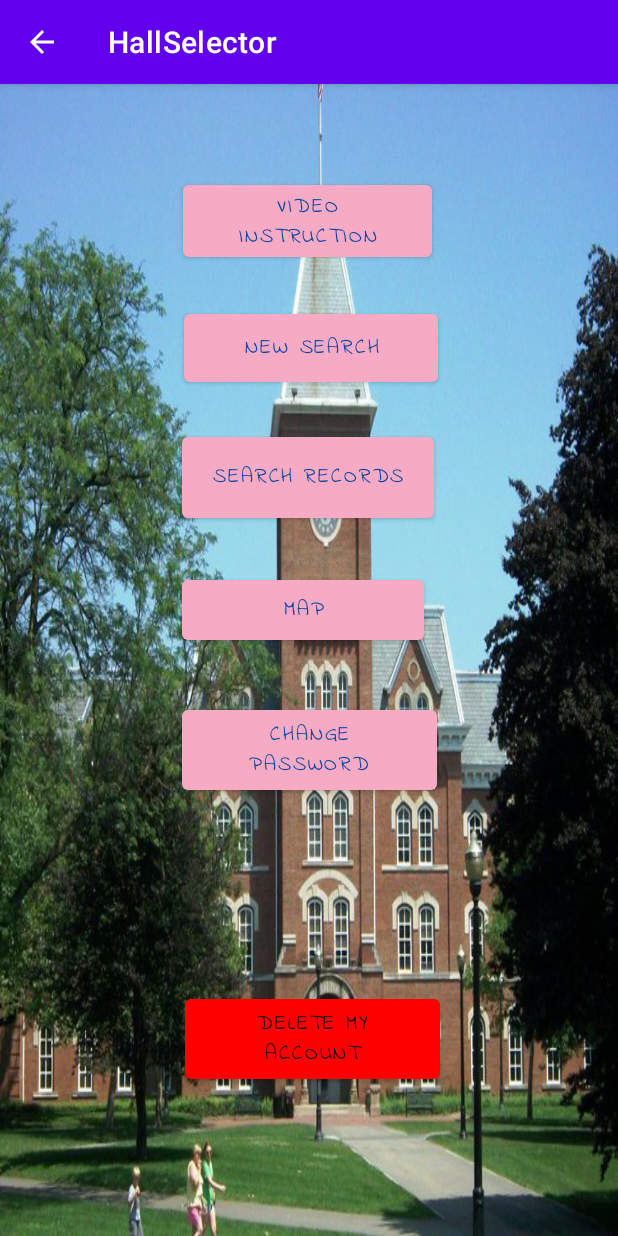
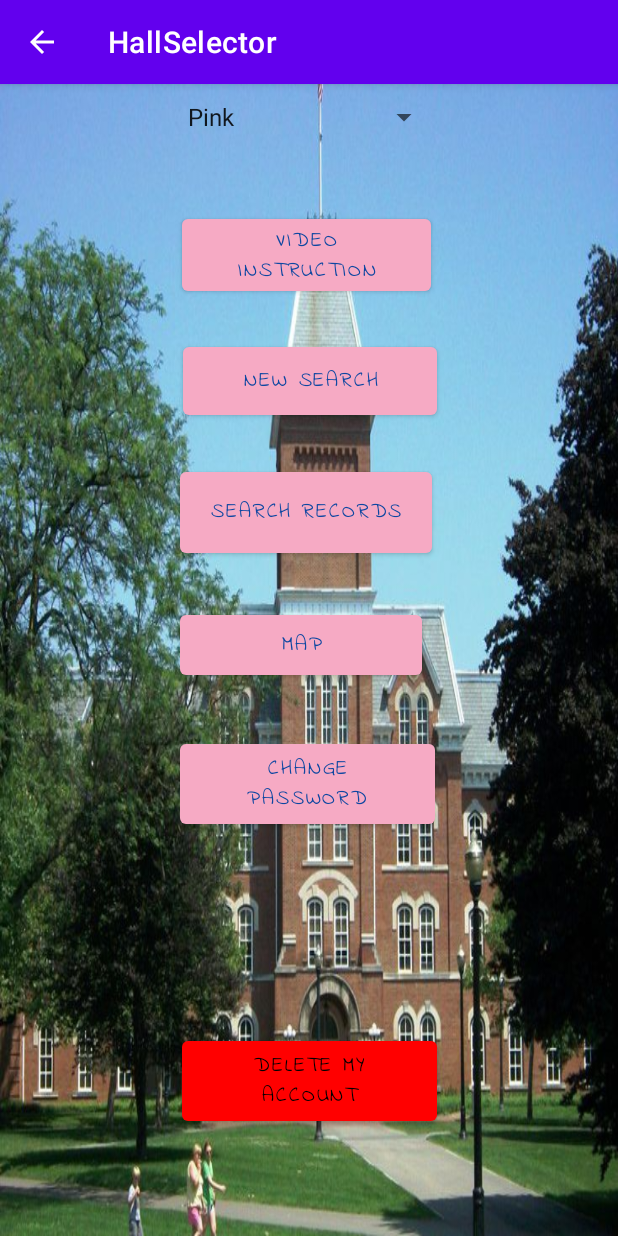
Before and after one commit to yli932534/HallSelector, an Android app: the screen it shows after launch (MainActivity), after a tap on "LOGIN/REGISTER", on a phone screen of 412 x 824 dp. Run offline under Robolectric (Android 15) with nearby library versions, the phone set to English and light mode, and no system bars; our stand-ins replace Firebase (no records; nobody signed in at launch, a user with empty details on screens opened directly).

Commit message:
bk color

```diff
--- a/app/src/main/java/com/app/hallselector/LoginActivity.java
+++ b/app/src/main/java/com/app/hallselector/LoginActivity.java
@@ -6,6 +6,7 @@
 import android.content.Context;
 import android.content.Intent;
 import android.content.SharedPreferences;
+import android.graphics.Color;
 import android.os.Bundle;
 import android.util.Log;
 import android.view.View;
@@ -36,6 +37,10 @@
         this.usernameInput = (EditText)(findViewById(R.id.username_input));
         this.passwordInput = (EditText)(findViewById(R.id.password_input));
         this.db = FirebaseDatabase.getInstance().getReference(); //get a reference of database
+
+        SharedPreferences store = getSharedPreferences("bk_color", Context.MODE_PRIVATE);
+        int color = store.getInt("bk_color", Color.parseColor("#FFE4E9"));
+        findViewById(R.id.login_layout).setBackgroundColor(color);
     }
 
     public void openMain(View view){
@@ -67,7 +72,7 @@
                         toMainPage = true;
                     }
                     else
-                        { //the username exists in db
+                    { //the username exists in db
                         //need to login
                         boolean verify = user.getPassword().equals(password);
                         //check if the entered password == the password in db
--- a/app/src/main/java/com/app/hallselector/MainActivity.java
+++ b/app/src/main/java/com/app/hallselector/MainActivity.java
@@ -1,16 +1,24 @@
 package com.app.hallselector;
 
+import android.content.Context;
 import android.content.Intent;
+import android.content.SharedPreferences;
+import android.graphics.Color;
 import android.os.Bundle;
 import android.util.Log;
 import android.view.View;
+import android.widget.AdapterView;
+import android.widget.ArrayAdapter;
+import android.widget.RelativeLayout;
+import android.widget.Spinner;
 
 import androidx.appcompat.app.AppCompatActivity;
+import androidx.constraintlayout.widget.ConstraintLayout;
 
 import com.google.firebase.database.DatabaseReference;
 import com.google.firebase.database.FirebaseDatabase;
 
-public class MainActivity extends AppCompatActivity {
+public class MainActivity extends AppCompatActivity implements AdapterView.OnItemSelectedListener{
 
     private DatabaseReference db;
     private String username;  //TODO: needs to save the data before enter next activity
@@ -28,6 +36,46 @@
             this.username = savedInstanceState.getString("username");
             Log.d("save_username", "onRestoreCreate");
         }
+
+        //config dropdown menu
+        Spinner spinner = findViewById(R.id.color_spinner);
+        ArrayAdapter<CharSequence> adapter = ArrayAdapter
+                .createFromResource(this, R.array.colors, android.R.layout.simple_spinner_item);
+        adapter.setDropDownViewResource(android.R.layout.simple_spinner_dropdown_item);
+
+
+        spinner.setAdapter(adapter);
+        spinner.setOnItemSelectedListener(this);
+
+    }
+
+    @Override
+    public void onItemSelected(AdapterView<?> adapterView, View view, int i, long l) {
+        String color = adapterView.getItemAtPosition(i).toString();
+
+        switch (color){
+            case "Pink":
+                setColor(Color.parseColor("#FFE4E9"));
+                Log.d("color", "pink");
+                break;
+            case "White":
+                setColor(Color.WHITE);
+                Log.d("color", "white");
+                break;
+        }
+    }
+
+    @Override
+    public void onNothingSelected(AdapterView<?> adapterView) {
+        //no need to implement
+        //ref: https://www.youtube.com/watch?v=on_OrrX7Nw4
+    }
+
+    private void setColor(int color){
+        SharedPreferences store = getSharedPreferences("bk_color", Context.MODE_PRIVATE);
+        SharedPreferences.Editor editor = store.edit();
+        editor.putInt("bk_color", color);
+        editor.commit();
     }
 
     @Override
@@ -55,11 +103,6 @@
         Log.w("MainActivity", "onStop");
     }
 
-    @Override
-    protected  void onRestart() {
-        super.onRestart();
-        Log.w("MainActivity", "onRestart");
-    }
 
     @Override
     protected  void onDestroy() {
--- a/app/src/main/java/com/app/hallselector/RatingActivity.java
+++ b/app/src/main/java/com/app/hallselector/RatingActivity.java
@@ -9,6 +9,7 @@
 import android.content.Context;
 import android.content.Intent;
 import android.content.SharedPreferences;
+import android.graphics.Color;
 import android.media.Rating;
 import android.os.Bundle;
 import android.util.Log;
@@ -81,6 +82,10 @@
 
         this.rating_ref = FirebaseDatabase.getInstance().getReference().child("rating_records");
         loadRatingsAndComments();
+
+        SharedPreferences store = getSharedPreferences("bk_color", Context.MODE_PRIVATE);
+        int color = store.getInt("bk_color", Color.parseColor("#FFE4E9"));
+        findViewById(R.id.rating_layout).setBackgroundColor(color);
     }
 
     public void onClickSendRatingAndComment(View view){
--- a/app/src/main/java/com/app/hallselector/RecordActivity.java
+++ b/app/src/main/java/com/app/hallselector/RecordActivity.java
@@ -16,7 +16,10 @@
 import androidx.recyclerview.widget.RecyclerView;
 
 import android.annotation.SuppressLint;
+import android.content.Context;
 import android.content.Intent;
+import android.content.SharedPreferences;
+import android.graphics.Color;
 import android.os.Bundle;
 import android.util.Log;
 
@@ -99,6 +102,9 @@
 
             }
         });
+        SharedPreferences store = getSharedPreferences("bk_color", Context.MODE_PRIVATE);
+        int color = store.getInt("bk_color", Color.parseColor("#FFE4E9"));
+        findViewById(R.id.record_layout).setBackgroundColor(color);
     }
 
 
--- a/app/src/main/java/com/app/hallselector/VideoActivity.java
+++ b/app/src/main/java/com/app/hallselector/VideoActivity.java
@@ -1,6 +1,9 @@
 package com.app.hallselector;
 
+import android.content.Context;
 import android.content.Intent;
+import android.content.SharedPreferences;
+import android.graphics.Color;
 import android.os.Bundle;
 
 import androidx.annotation.NonNull;
@@ -31,5 +34,8 @@
             youTubePlayer.loadVideo(videoId, 0);
         }
     });
+        SharedPreferences store = getSharedPreferences("bk_color", Context.MODE_PRIVATE);
+        int color = store.getInt("bk_color", Color.parseColor("#FFE4E9"));
+        findViewById(R.id.video_layout).setBackgroundColor(color);
 }
 }
--- a/app/src/main/res/layout/activity_main.xml
+++ b/app/src/main/res/layout/activity_main.xml
@@ -5,8 +5,57 @@
     android:layout_width="match_parent"
     android:layout_height="match_parent"
     android:background="@drawable/a"
+    android:id="@+id/main_layout"
     tools:context=".MainActivity">
 
+
+    <Button
+        android:id="@+id/new_search_button"
+        android:layout_width="169dp"
+        android:layout_height="57dp"
+        android:fontFamily="@font/a"
+        android:onClick="onClickNewSearch"
+        android:text="@string/new_search_button"
+        android:textColor="#0D47A1"
+        app:backgroundTint="#F6AAC4"
+        app:layout_constraintBottom_toBottomOf="parent"
+        app:layout_constraintEnd_toEndOf="parent"
+        app:layout_constraintHorizontal_bias="0.504"
+        app:layout_constraintStart_toStartOf="parent"
+        app:layout_constraintTop_toTopOf="parent"
+        app:layout_constraintVertical_bias="0.238" />
+
+    <Button
+        android:id="@+id/change_pswd"
+        android:layout_width="170dp"
+        android:layout_height="65dp"
+        android:fontFamily="@font/a"
+        android:onClick="onClickChangePswd"
+        android:text="@string/change_pswd_botton"
+        android:textColor="#0D47A1"
+        app:backgroundTint="#F6AAC4"
+        app:layout_constraintBottom_toBottomOf="parent"
+        app:layout_constraintEnd_toEndOf="parent"
+        app:layout_constraintHorizontal_bias="0.497"
+        app:layout_constraintStart_toStartOf="parent"
+        app:layout_constraintTop_toTopOf="parent"
+        app:layout_constraintVertical_bias="0.618" />
+
+    <Button
+        android:id="@+id/button2"
+        android:layout_width="168dp"
+        android:layout_height="66dp"
+        android:fontFamily="@font/a"
+        android:onClick="onClickNewRecord"
+        android:text="@string/search_records_button"
+        android:textColor="#0D47A1"
+        app:backgroundTint="#F6AAC4"
+        app:layout_constraintBottom_toBottomOf="parent"
+        app:layout_constraintEnd_toEndOf="parent"
+        app:layout_constraintHorizontal_bias="0.493"
+        app:layout_constraintStart_toStartOf="parent"
+        app:layout_constraintTop_toTopOf="parent"
+        app:layout_constraintVertical_bias="0.36" />
 
     <Button
         android:id="@+id/button3"
@@ -19,42 +68,10 @@
         app:backgroundTint="#F6AAC4"
         app:layout_constraintBottom_toBottomOf="parent"
         app:layout_constraintEnd_toEndOf="parent"
-        app:layout_constraintHorizontal_bias="0.497"
+        app:layout_constraintHorizontal_bias="0.493"
         app:layout_constraintStart_toStartOf="parent"
         app:layout_constraintTop_toTopOf="parent"
-        app:layout_constraintVertical_bias="0.087" />
-
-    <Button
-        android:id="@+id/button2"
-        android:layout_width="168dp"
-        android:layout_height="66dp"
-        android:onClick="onClickNewRecord"
-        android:fontFamily="@font/a"
-        android:text="@string/search_records_button"
-        app:backgroundTint="#F6AAC4"
-        android:textColor="#0D47A1"
-        app:layout_constraintBottom_toBottomOf="parent"
-        app:layout_constraintEnd_toEndOf="parent"
-        app:layout_constraintHorizontal_bias="0.497"
-        app:layout_constraintStart_toStartOf="parent"
-        app:layout_constraintTop_toTopOf="parent"
-        app:layout_constraintVertical_bias="0.327" />
-
-    <Button
-        android:id="@+id/new_search_button"
-        android:layout_width="169dp"
-        android:layout_height="57dp"
-        android:fontFamily="@font/a"
-        android:onClick="onClickNewSearch"
-        android:text="@string/new_search_button"
-        android:textColor="#0D47A1"
-        app:backgroundTint="#F6AAC4"
-        app:layout_constraintBottom_toBottomOf="parent"
-        app:layout_constraintEnd_toEndOf="parent"
-        app:layout_constraintHorizontal_bias="0.506"
-        app:layout_constraintStart_toStartOf="parent"
-        app:layout_constraintTop_toTopOf="parent"
-        app:layout_constraintVertical_bias="0.207" />
+        app:layout_constraintVertical_bias="0.119" />
 
     <Button
         android:id="@+id/button6"
@@ -63,30 +80,14 @@
         android:fontFamily="@font/a"
         android:onClick="onClickNewMap"
         android:text="@string/map_button"
+        android:textColor="#0D47A1"
         app:backgroundTint="#F6AAC4"
-        android:textColor="#0D47A1"
         app:layout_constraintBottom_toBottomOf="parent"
         app:layout_constraintEnd_toEndOf="parent"
-        app:layout_constraintHorizontal_bias="0.484"
+        app:layout_constraintHorizontal_bias="0.48"
         app:layout_constraintStart_toStartOf="parent"
         app:layout_constraintTop_toTopOf="parent"
-        app:layout_constraintVertical_bias="0.453" />
-
-    <Button
-        android:id="@+id/change_pswd"
-        android:layout_width="170dp"
-        android:layout_height="65dp"
-        android:fontFamily="@font/a"
-        android:onClick="onClickChangePswd"
-        android:text="@string/change_pswd_botton"
-        app:backgroundTint="#F6AAC4"
-        android:textColor="#0D47A1"
-        app:layout_constraintBottom_toBottomOf="parent"
-        app:layout_constraintEnd_toEndOf="parent"
-        app:layout_constraintHorizontal_bias="0.502"
-        app:layout_constraintStart_toStartOf="parent"
-        app:layout_constraintTop_toTopOf="parent"
-        app:layout_constraintVertical_bias="0.585" />
+        app:layout_constraintVertical_bias="0.486" />
 
     <Button
         android:id="@+id/button"
@@ -100,9 +101,20 @@
         app:backgroundTint="#FF0000"
         app:layout_constraintBottom_toBottomOf="parent"
         app:layout_constraintEnd_toEndOf="parent"
-        app:layout_constraintHorizontal_bias="0.51"
+        app:layout_constraintHorizontal_bias="0.502"
         app:layout_constraintStart_toStartOf="parent"
         app:layout_constraintTop_toTopOf="parent"
-        app:layout_constraintVertical_bias="0.86" />
+        app:layout_constraintVertical_bias="0.899" />
+
+    <Spinner
+        android:id="@+id/color_spinner"
+        android:layout_width="176dp"
+        android:layout_height="41dp"
+        app:layout_constraintBottom_toBottomOf="parent"
+        app:layout_constraintEnd_toEndOf="parent"
+        app:layout_constraintHorizontal_bias="0.497"
+        app:layout_constraintStart_toStartOf="parent"
+        app:layout_constraintTop_toTopOf="parent"
+        app:layout_constraintVertical_bias="0.002" />
 
 </androidx.constraintlayout.widget.ConstraintLayout>
--- a/app/src/main/res/layout/activity_rating.xml
+++ b/app/src/main/res/layout/activity_rating.xml
@@ -4,7 +4,8 @@
     xmlns:tools="http://schemas.android.com/tools"
     android:layout_width="match_parent"
     android:layout_height="match_parent"
-    tools:context=".RatingActivity">
+    tools:context=".RatingActivity"
+    android:id="@+id/rating_layout">
 
     <TextView
         android:id="@+id/leaveRating"
--- a/app/src/main/res/layout/activity_record.xml
+++ b/app/src/main/res/layout/activity_record.xml
@@ -5,7 +5,8 @@
     android:layout_width="match_parent"
     android:layout_height="match_parent"
     android:fontFamily="@font/a"
-    tools:context=".RecordActivity">
+    tools:context=".RecordActivity"
+    android:id="@+id/record_layout">
 
     <androidx.recyclerview.widget.RecyclerView
         android:id="@+id/recordActivity"
--- a/app/src/main/res/layout/activity_search.xml
+++ b/app/src/main/res/layout/activity_search.xml
@@ -5,7 +5,8 @@
     android:layout_width="match_parent"
     android:layout_height="match_parent"
     android:background="#F4BFD1"
-    tools:context=".SearchActivity">
+    tools:context=".SearchActivity"
+    android:id="@+id/search_layout">
 
     <CheckBox
         android:id="@+id/checkBox_vending"
--- a/app/src/main/res/layout/activity_search_result.xml
+++ b/app/src/main/res/layout/activity_search_result.xml
@@ -4,7 +4,8 @@
     xmlns:tools="http://schemas.android.com/tools"
     android:layout_width="match_parent"
     android:layout_height="match_parent"
-    tools:context=".SearchResultActivity">
+    tools:context=".SearchResultActivity"
+    android:id="@+id/search_result_layout">
 
     <androidx.recyclerview.widget.RecyclerView
         android:id="@+id/rec_search_result"
--- a/app/src/main/res/layout/activity_video.xml
+++ b/app/src/main/res/layout/activity_video.xml
@@ -4,7 +4,8 @@
     xmlns:tools="http://schemas.android.com/tools"
     android:layout_width="match_parent"
     android:layout_height="match_parent"
-    tools:context=".VideoActivity">
+    tools:context=".VideoActivity"
+    android:id="@+id/video_layout">
 
     <com.pierfrancescosoffritti.androidyoutubeplayer.core.player.views.YouTubePlayerView
         android:id="@+id/activity_youtubePlayerView"
--- a/app/src/main/res/values/strings.xml
+++ b/app/src/main/res/values/strings.xml
@@ -34,10 +34,15 @@
     <string name="new_password">new password</string>
     <string name="re_enter_password">re enter password</string>
     <string name="done">Done</string>
+    <string name="set_color">Color Settings</string>
     <string-array name="areas">
         <item>North</item>
         <item>South</item>
         <item>West</item>
+    </string-array>
+    <string-array name="colors">
+        <item>Pink</item>
+        <item>White</item>
     </string-array>
 
     <string name="see_rating">See Ratings</string>
```
Also changed, not shown: app/src/main/java/com/app/hallselector/SearchActivity.java (+8 -0 lines), app/src/main/java/com/app/hallselector/SearchResultActivity.java (+6 -1 lines), app/src/main/res/layout/activity_login.xml (+5 -5 lines).
